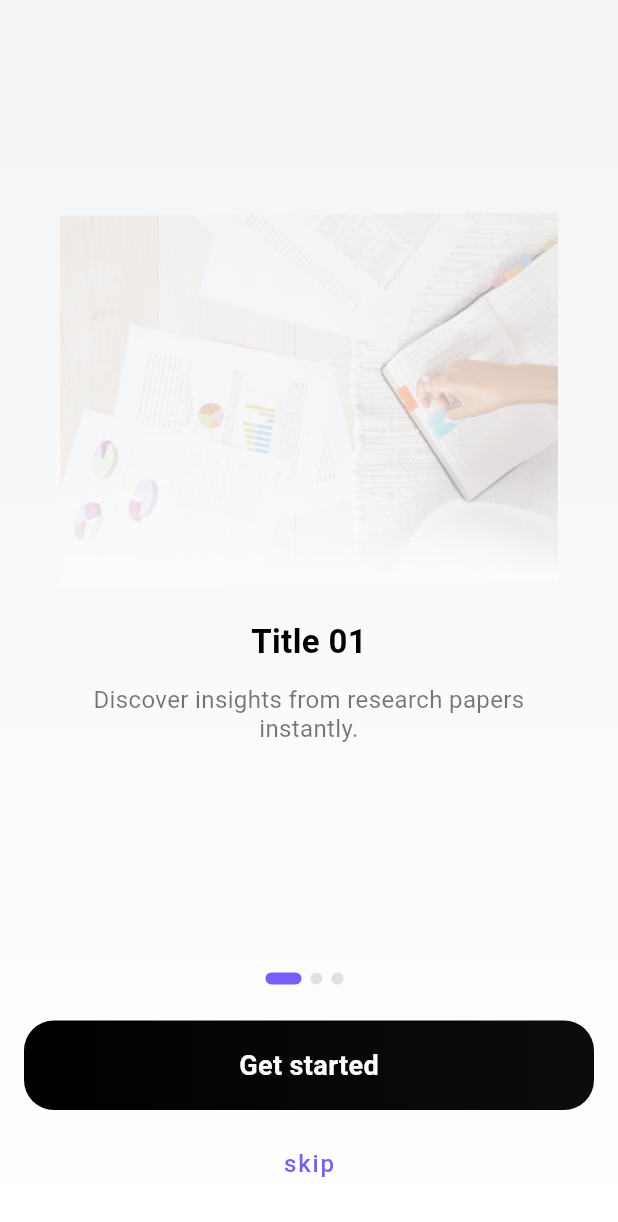
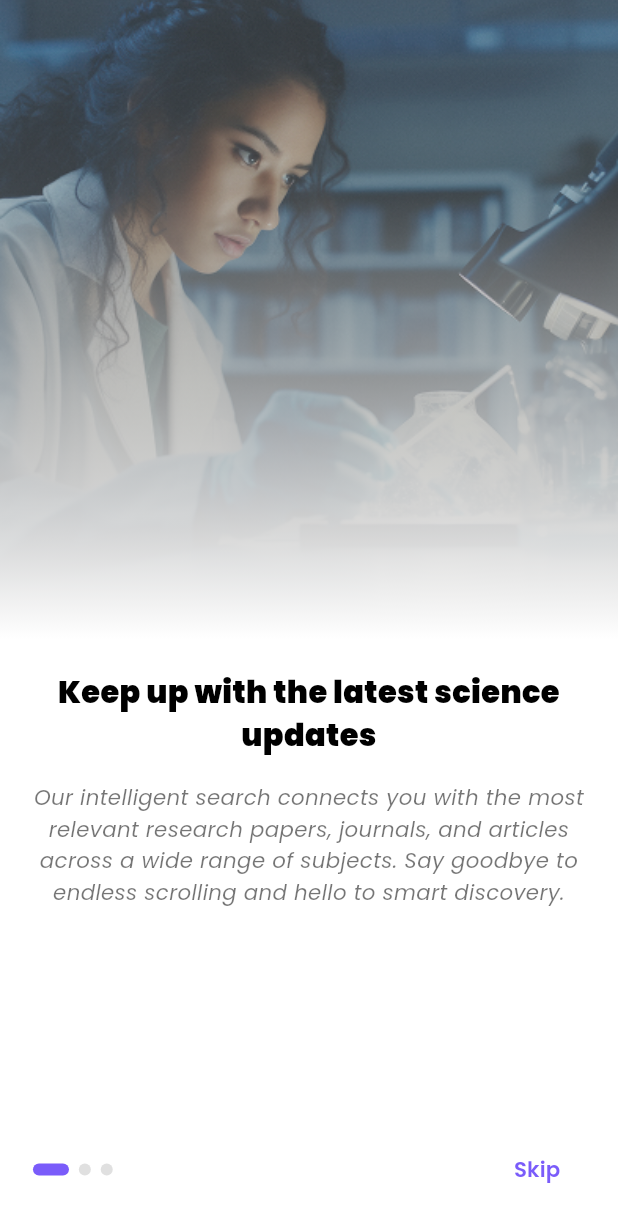
Before and after one commit to socialflymedia/zapstracts, a Flutter app: the screen it shows after launch, on a phone screen of 412 x 824 dp. Shown: the top 1222 px of the screen. Run offline on Flutter 3.47's test engine with Material 3 defaults, Android fonts, the phone set to English and light mode, and no system bars; our stand-ins replace flutter_screenutil, google_fonts.

Commit message:
onBoarding pages without bloc

```diff
--- a/lib/features/onBoarding/presentation/screens/onboarding.dart
+++ b/lib/features/onBoarding/presentation/screens/onboarding.dart
@@ -17,19 +17,25 @@ class OnBoard {
 // OnBoarding content list
 final List<OnBoard> demoData = [
   OnBoard(
-    image: "assets/on-boarding/onboarding1.png",
-    title: "Title 01",
-    description: "Discover insights from research papers instantly.",
+    image: "assets/on-boarding/onBoardingImage1.png",
+    title: "Keep up with the latest science updates",
+    description: "Our intelligent search connects you with the most "
+        "relevant research papers, journals, and articles across a wide range of subjects. "
+        "Say goodbye to endless scrolling and hello to smart discovery.",
   ),
   OnBoard(
-    image: "assets/on-boarding/onboarding1.png",
-    title: "Title 02",
-    description: "Stay updated with latest academic trends.",
+    image: "assets/on-boarding/onBoardingImage2.png",
+    title: "Never miss out on important updates.",
+    description: "Our intelligent search connects you with the most relevant research papers,"
+        " journals, and articles across a wide range of subjects. Say goodbye to endless "
+        "scrolling and hello to smart discovery.",
   ),
   OnBoard(
-    image: "assets/on-boarding/onboarding1.png",
-    title: "Title 03",
-    description: "Visualize, summarize and learn smarter.",
+    image: "assets/on-boarding/onBoardingImage3.png",
+    title: "Keep up with the latest science updates",
+    description: "Our intelligent search connects you with the most "
+        "relevant research papers, journals, and articles across a wide range of subjects. "
+        "Say goodbye to endless scrolling and hello to smart discovery.",
   ),
 ];
 
@@ -72,23 +78,12 @@ class _OnBoardingScreenState extends State<OnBoardingScreen> {
   }
 
   @override
+  @override
   Widget build(BuildContext context) {
     return Scaffold(
-      body: Container(
-        padding: const EdgeInsets.symmetric(horizontal: 16),
-        decoration: const BoxDecoration(
-          gradient: LinearGradient(
-            begin: Alignment.topCenter,
-            end: Alignment.bottomCenter,
-            colors: [
-              Color(0xfff3f4f6), // light background
-              Color(0xffffffff),
-            ],
-          ),
-        ),
-        child: Column(
+      backgroundColor: Colors.white,
+      body: Column(
         children: [
-            // Carousel
           Expanded(
             child: PageView.builder(
               controller: _pageController,
@@ -103,70 +98,40 @@ class _OnBoardingScreenState extends State<OnBoardingScreen> {
               ),
             ),
           ),
-            const SizedBox(height: 12),
-
-            // Dots Indicator
+          Padding(
+            padding: EdgeInsets.fromLTRB(20.w, 0, 20.w, 20.h),
+            child: Row(
+              mainAxisAlignment: MainAxisAlignment.spaceBetween,
+              children: [
                 Row(
-              mainAxisAlignment: MainAxisAlignment.center,
                   children: List.generate(
                     demoData.length,
                         (index) => Padding(
-                  padding: const EdgeInsets.only(right: 6),
+                      padding: EdgeInsets.only(right: 6.w),
                       child: DotIndicator(isActive: index == _pageIndex),
                     ),
                   ),
                 ),
-            const SizedBox(height: 24),
-
-            // Get Started Button
-            InkWell(
-              onTap: () {
-                print("Get Started tapped");
-              },
-              child: Container(
-                width: double.infinity,
-                height: 50.h,
-                decoration: BoxDecoration(
-                  gradient: const LinearGradient(
-                    colors: [Colors.black, Color(0xff0c0c0c)],
-                  ),
-                  borderRadius: BorderRadius.circular(20),
-                ),
-                child: const Center(
+                TextButton(
+                  onPressed: () => print("Skip"),
                   child: Text(
-                    "Get started",
-                    style: TextStyle(
-                      color: Colors.white,
-                      fontSize: 18,
-                      fontWeight: FontWeight.bold,
-                    ),
-                  ),
-                ),
-              ),
-            ),
-
-            const SizedBox(height: 12),
-
-            // Skip link
-            TextButton(
-              onPressed: () {
-                print("Skipped");
-              },
-              child: Text(
-                "skip",
+                    "Skip",
                     style: TextStyle(
                       fontSize: 14.sp,
                       color: AppColors.primary,
-                  fontWeight: FontWeight.w500,
+                      fontWeight: FontWeight.w600,
                     ),
                   ),
-            ),
-            const SizedBox(height: 24),
+                )
               ],
             ),
           ),
+          // SizedBox(height: 12.h),
+        ],
+      ),
     );
   }
+
 }
 
 // OnBoarding content widget
@@ -183,36 +148,63 @@ class OnBoardContent extends StatelessWidget {
   });
 
   @override
+  @override
   Widget build(BuildContext context) {
     return Column(
       children: [
-        const Spacer(),
-        Image.asset(image, height: 250),
-        const SizedBox(height: 24),
+        SizedBox(
+          height: 420.h,
+          width: double.infinity,
+          child: Stack(
+            fit: StackFit.expand,
+            children: [
+              Image.asset(image, fit: BoxFit.cover),
+              Container(
+                decoration: BoxDecoration(
+                  gradient: LinearGradient(
+                    begin: Alignment.topCenter,
+                    end: Alignment.bottomCenter,
+                    colors: [Colors.transparent, Colors.white.withOpacity(0.95)],
+                  ),
+                ),
+              ),
+            ],
+          ),
+        ),
+        Expanded(
+          child: Container(
+            padding: EdgeInsets.symmetric(horizontal: 20.w, vertical: 20.h),
+            child: Column(
+              crossAxisAlignment: CrossAxisAlignment.center,
+              children: [
                 Text(
                   title,
-          style: const TextStyle(
-            fontSize: 22,
-            fontWeight: FontWeight.bold,
+                  textAlign: TextAlign.center,
+                  style: TextStyle(
+                    fontSize: 20.sp,
+                    fontWeight: FontWeight.w900,
                     color: Colors.black,
                   ),
                 ),
-        const SizedBox(height: 16),
-        Padding(
-          padding: const EdgeInsets.symmetric(horizontal: 20),
-          child: Text(
+                SizedBox(height: 16.h),
+                Text(
                   description,
                   textAlign: TextAlign.center,
-            style: const TextStyle(
-              fontSize: 16,
+                  style: TextStyle(
+                    fontSize: 14.sp,
                     color: Colors.black54,
+                    height: 1.5,
+                    fontStyle: FontStyle.italic,
+                  ),
+                ),
+              ],
             ),
           ),
         ),
-        const Spacer(),
       ],
     );
   }
+
 }
 
 // Dot Indicator widget
--- a/lib/main.dart
+++ b/lib/main.dart
@@ -1,5 +1,6 @@
 import 'package:flutter/material.dart';
 import 'package:flutter_screenutil/flutter_screenutil.dart';
+import 'package:google_fonts/google_fonts.dart';
 import 'package:zapstract/features/onBoarding/presentation/screens/onboarding.dart';
 
 void main() {
@@ -13,7 +14,7 @@ class MyApp extends StatelessWidget {
   @override
   Widget build(BuildContext context) {
     return ScreenUtilInit(
-      designSize: const Size(360, 690),
+      designSize: const Size(375, 812),
       minTextAdapt: true,
       splitScreenMode: true,
       // Use builder only if you need to use library outside ScreenUtilInit context
@@ -23,8 +24,9 @@ class MyApp extends StatelessWidget {
           title: 'First Method',
           // You can use the library anywhere in the app even in theme
           theme: ThemeData(
+
             primarySwatch: Colors.blue,
-            textTheme: Typography.englishLike2018.apply(fontSizeFactor: 1.sp),
+            textTheme: GoogleFonts.poppinsTextTheme(),
           ),
           home: child,
         );
@@ -33,89 +35,3 @@ class MyApp extends StatelessWidget {
     );
   }
 }
-
-class MyHomePage extends StatefulWidget {
-  const MyHomePage({super.key, required this.title});
-
-  // This widget is the home page of your application. It is stateful, meaning
-  // that it has a State object (defined below) that contains fields that affect
-  // how it looks.
-
-  // This class is the configuration for the state. It holds the values (in this
-  // case the title) provided by the parent (in this case the App widget) and
-  // used by the build method of the State. Fields in a Widget subclass are
-  // always marked "final".
-
-  final String title;
-
-  @override
-  State<MyHomePage> createState() => _MyHomePageState();
-}
-
-class _MyHomePageState extends State<MyHomePage> {
-  int _counter = 0;
-
-  void _incrementCounter() {
-    setState(() {
-      // This call to setState tells the Flutter framework that something has
-      // changed in this State, which causes it to rerun the build method below
-      // so that the display can reflect the updated values. If we changed
-      // _counter without calling setState(), then the build method would not be
-      // called again, and so nothing would appear to happen.
-      _counter++;
-    });
-  }
-
-  @override
-  Widget build(BuildContext context) {
-    // This method is rerun every time setState is called, for instance as done
-    // by the _incrementCounter method above.
-    //
-    // The Flutter framework has been optimized to make rerunning build methods
-    // fast, so that you can just rebuild anything that needs updating rather
-    // than having to individually change instances of widgets.
-    return Scaffold(
-      appBar: AppBar(
-        // TRY THIS: Try changing the color here to a specific color (to
-        // Colors.amber, perhaps?) and trigger a hot reload to see the AppBar
-        // change color while the other colors stay the same.
-        backgroundColor: Theme.of(context).colorScheme.inversePrimary,
-        // Here we take the value from the MyHomePage object that was created by
-        // the App.build method, and use it to set our appbar title.
-        title: Text(widget.title),
-      ),
-      body: Center(
-        // Center is a layout widget. It takes a single child and positions it
-        // in the middle of the parent.
-        child: Column(
-          // Column is also a layout widget. It takes a list of children and
-          // arranges them vertically. By default, it sizes itself to fit its
-          // children horizontally, and tries to be as tall as its parent.
-          //
-          // Column has various properties to control how it sizes itself and
-          // how it positions its children. Here we use mainAxisAlignment to
-          // center the children vertically; the main axis here is the vertical
-          // axis because Columns are vertical (the cross axis would be
-          // horizontal).
-          //
-          // TRY THIS: Invoke "debug painting" (choose the "Toggle Debug Paint"
-          // action in the IDE, or press "p" in the console), to see the
-          // wireframe for each widget.
-          mainAxisAlignment: MainAxisAlignment.center,
-          children: <Widget>[
-            const Text('You have pushed the button this many times:'),
-            Text(
-              '$_counter',
-              style: Theme.of(context).textTheme.headlineMedium,
-            ),
-          ],
-        ),
-      ),
-      floatingActionButton: FloatingActionButton(
-        onPressed: _incrementCounter,
-        tooltip: 'Increment',
-        child: const Icon(Icons.add),
-      ), // This trailing comma makes auto-formatting nicer for build methods.
-    );
-  }
-}
--- a/pubspec.yaml
+++ b/pubspec.yaml
@@ -35,6 +35,7 @@ dependencies:
   # Use with the CupertinoIcons class for iOS style icons.
   cupertino_icons: ^1.0.8
   flutter_screenutil: ^5.9.3
+  google_fonts: ^6.2.1
 
 dev_dependencies:
   flutter_test:
```
Also changed, not shown: assets/on-boarding/onBoardingImage1.png (added), assets/on-boarding/onBoardingImage2.png (added), assets/on-boarding/onBoardingImage3.png (added), assets/on-boarding/onboarding1.png (deleted), pubspec.lock, 2 other files. Lines whose indentation alone changed are shown as unchanged.
